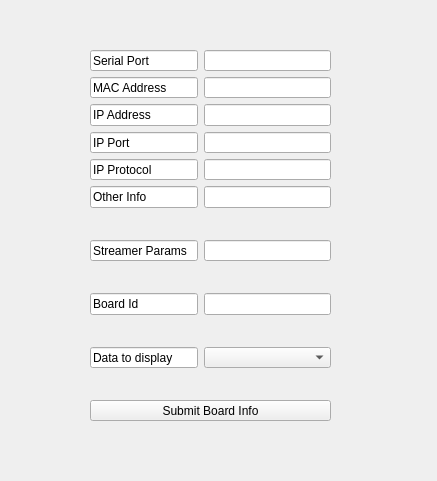
mne-tools/mne-cpp, file applications/mne_scan/plugins/brainflowboard/FormFiles/brainflowsetupwidget.ui: the form before one commit.
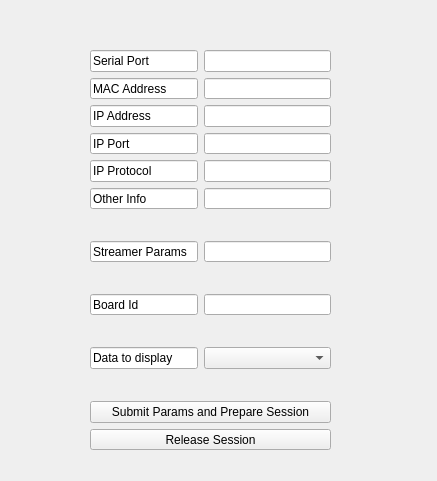
The form after the commit.

Diff of the .ui file:
```diff
--- a/applications/mne_scan/plugins/brainflowboard/FormFiles/brainflowsetupwidget.ui
+++ b/applications/mne_scan/plugins/brainflowboard/FormFiles/brainflowsetupwidget.ui
@@ -19,7 +19,7 @@
      <x>90</x>
      <y>50</y>
      <width>241</width>
-     <height>371</height>
+     <height>401</height>
     </rect>
    </property>
    <layout class="QFormLayout" name="formLayout">
@@ -153,7 +153,7 @@
     <item row="13" column="0" colspan="2">
      <widget class="QPushButton" name="submitInfo">
       <property name="text">
-       <string>Submit Board Info</string>
+       <string>Submit Params and Prepare Session</string>
       </property>
      </widget>
     </item>
@@ -196,6 +196,13 @@
       </property>
      </spacer>
     </item>
+    <item row="14" column="0" colspan="2">
+     <widget class="QPushButton" name="releaseSession">
+      <property name="text">
+       <string>Release Session</string>
+      </property>
+     </widget>
+    </item>
    </layout>
   </widget>
  </widget>
```
Left out of the diff: 2 changed lines with no effect on the pictures.
